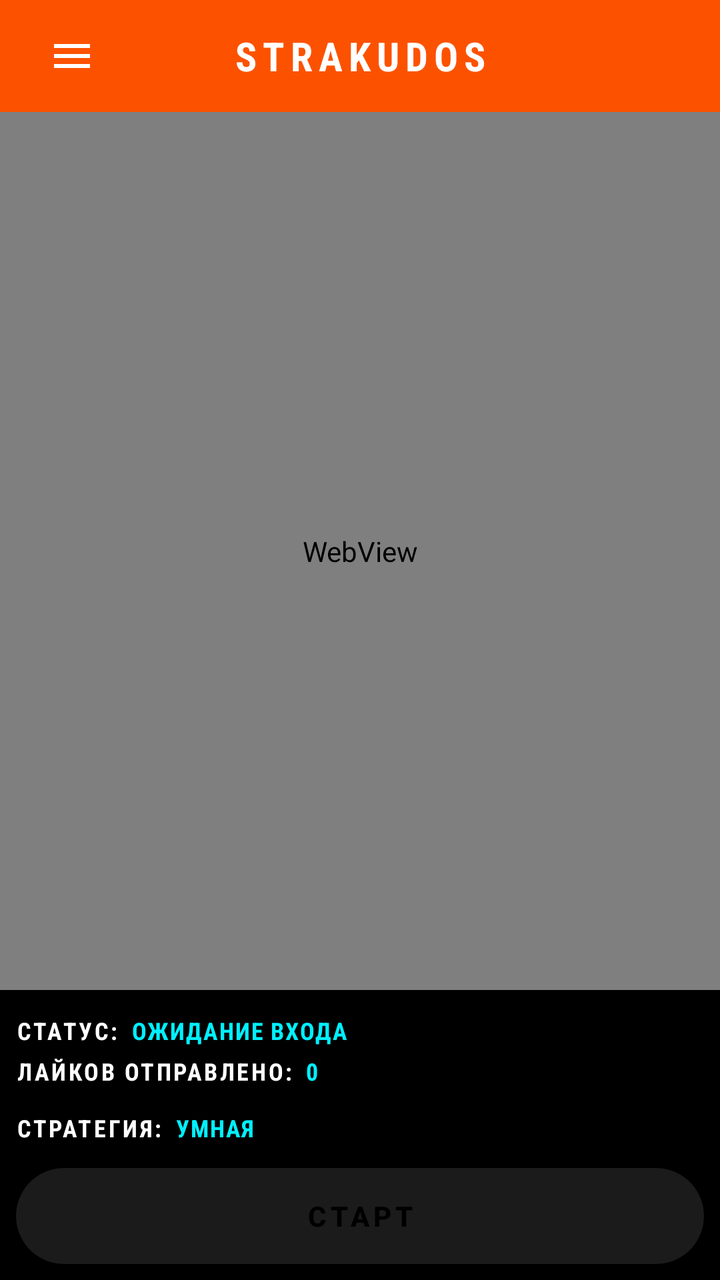
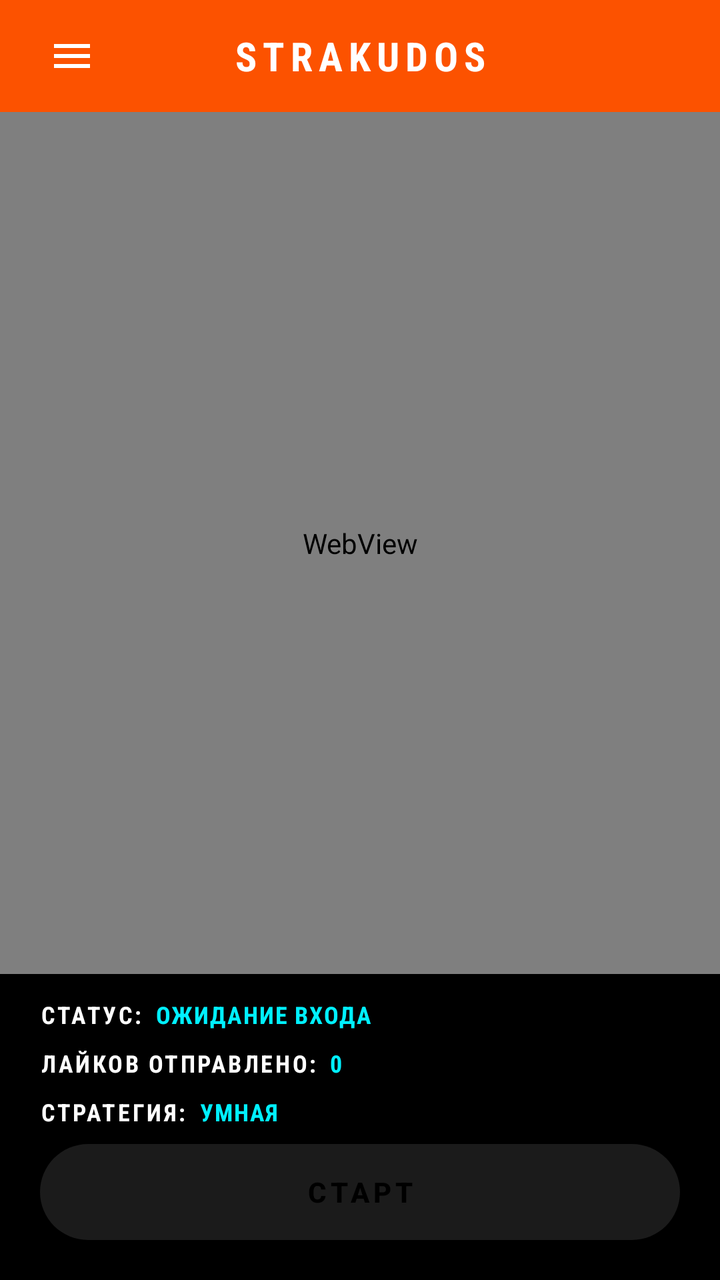

Two renders of the same Android screen: before a commit and after it. Below are the layout's source before the change and the commit's diff.
<!-- AndroidManifest.xml: application theme Theme.StravaKudos -->
<!-- res/layout/activity_main.xml -->
<?xml version="1.0" encoding="utf-8"?>
<androidx.drawerlayout.widget.DrawerLayout
    xmlns:android="http://schemas.android.com/apk/res/android"
    xmlns:app="http://schemas.android.com/apk/res-auto"
    android:id="@+id/drawerLayout"
    android:layout_width="match_parent"
    android:layout_height="match_parent"
    android:background="#000000">

    
    <LinearLayout
        android:layout_width="match_parent"
        android:layout_height="match_parent"
        android:orientation="vertical"
        android:background="#000000">

        
        <LinearLayout
            android:layout_width="match_parent"
            android:layout_height="56dp"
            android:orientation="horizontal"
            android:gravity="center_vertical"
            android:background="#FC5200"
            android:paddingStart="16dp"
            android:paddingEnd="16dp">

            <ImageButton
                android:id="@+id/btnMenu"
                android:layout_width="40dp"
                android:layout_height="40dp"
                android:background="?android:attr/selectableItemBackgroundBorderless"
                android:src="@drawable/ic_menu"
                android:tint="#FFFFFF"
                android:padding="8dp" />

            <TextView
                android:layout_width="0dp"
                android:layout_height="wrap_content"
                android:layout_weight="1"
                android:text="STRAKUDOS"
                android:textColor="#FFFFFF"
                android:textStyle="bold"
                android:textSize="20sp"
                android:gravity="center"
                android:fontFamily="sans-serif-condensed"
                android:letterSpacing="0.15" />

            <View
                android:layout_width="40dp"
                android:layout_height="40dp" />
        </LinearLayout>

        
        <LinearLayout
            android:layout_width="match_parent"
            android:layout_height="0dp"
            android:layout_weight="1"
            android:orientation="vertical">

        
        <FrameLayout
            android:layout_width="match_parent"
            android:layout_height="0dp"
            android:layout_weight="1">

            <android.webkit.WebView
                android:id="@+id/webView"
                android:layout_width="match_parent"
                android:layout_height="match_parent" />

            <View
                android:id="@+id/touchOverlay"
                android:layout_width="match_parent"
                android:layout_height="match_parent"
                android:background="#2200F0FF"
                android:visibility="gone"
                android:clickable="true"
                android:focusable="true" />
        </FrameLayout>

        
        <LinearLayout
            android:layout_width="match_parent"
            android:layout_height="wrap_content"
            android:orientation="vertical"
            android:layout_marginStart="8dp"
            android:layout_marginEnd="8dp"
            android:layout_marginBottom="8dp"
            android:paddingTop="12dp">

            
            <LinearLayout
                android:layout_width="match_parent"
                android:layout_height="wrap_content"
                android:orientation="horizontal"
                android:gravity="center_vertical"
                android:layout_marginBottom="4dp">

                <TextView
                    android:layout_width="wrap_content"
                    android:layout_height="wrap_content"
                    android:text="СТАТУС:"
                    android:textColor="#FFFFFF"
                    android:textStyle="bold"
                    android:fontFamily="sans-serif-condensed"
                    android:textSize="12sp"
                    android:letterSpacing="0.1" />

                <TextView
                    android:id="@+id/tvStatus"
                    android:layout_width="0dp"
                    android:layout_height="wrap_content"
                    android:layout_weight="1"
                    android:layout_marginStart="6dp"
                    android:text="ОЖИДАНИЕ ВХОДА"
                    android:textColor="#00F0FF"
                    android:textStyle="bold"
                    android:fontFamily="sans-serif-condensed"
                    android:textSize="12sp"
                    android:letterSpacing="0.05" />
            </LinearLayout>

            
            <LinearLayout
                android:layout_width="match_parent"
                android:layout_height="wrap_content"
                android:orientation="horizontal"
                android:gravity="center_vertical"
                android:layout_marginBottom="12dp">

                <TextView
                    android:layout_width="wrap_content"
                    android:layout_height="wrap_content"
                    android:text="ЛАЙКОВ ОТПРАВЛЕНО:"
                    android:textColor="#FFFFFF"
                    android:textStyle="bold"
                    android:fontFamily="sans-serif-condensed"
                    android:textSize="12sp"
                    android:letterSpacing="0.1" />

                <TextView
                    android:id="@+id/tvStats"
                    android:layout_width="0dp"
                    android:layout_height="wrap_content"
                    android:layout_weight="1"
                    android:layout_marginStart="6dp"
                    android:text="0"
                    android:textColor="#00F0FF"
                    android:textStyle="bold"
                    android:fontFamily="sans-serif-condensed"
                    android:textSize="12sp"
                    android:letterSpacing="0.05" />
            </LinearLayout>

            
            <LinearLayout
                android:layout_width="match_parent"
                android:layout_height="wrap_content"
                android:orientation="horizontal"
                android:gravity="center_vertical"
                android:layout_marginBottom="12dp">

                <TextView
                    android:layout_width="wrap_content"
                    android:layout_height="wrap_content"
                    android:text="СТРАТЕГИЯ:"
                    android:textColor="#FFFFFF"
                    android:textStyle="bold"
                    android:fontFamily="sans-serif-condensed"
                    android:textSize="12sp"
                    android:letterSpacing="0.1" />

                <TextView
                    android:id="@+id/tvStrategy"
                    android:layout_width="0dp"
                    android:layout_height="wrap_content"
                    android:layout_weight="1"
                    android:layout_marginStart="6dp"
                    android:text="УМНАЯ"
                    android:textColor="#00F0FF"
                    android:textStyle="bold"
                    android:fontFamily="sans-serif-condensed"
                    android:textSize="12sp"
                    android:letterSpacing="0.05" />
            </LinearLayout>

            
            <Button
                android:id="@+id/btnToggle"
                android:layout_width="match_parent"
                android:layout_height="48dp"
                android:background="@drawable/btn_primary_bg"
                android:enabled="false"
                android:alpha="0.4"
                android:text="СТАРТ"
                android:textColor="#000000"
                android:textStyle="bold"
                android:textSize="14sp"
                android:letterSpacing="0.15"
                android:padding="0dp" />
        </LinearLayout>
        </LinearLayout>
    </LinearLayout>

    
    <com.google.android.material.navigation.NavigationView
        android:id="@+id/navigationView"
        android:layout_width="280dp"
        android:layout_height="match_parent"
        android:layout_gravity="start"
        android:background="#0A0A0A"
        app:itemTextColor="#FFFFFF"
        app:itemIconTint="#FFFFFF"
        app:itemTextAppearance="@style/NavMenuText"
        app:headerLayout="@layout/nav_header"
        app:menu="@menu/nav_menu" />

</androidx.drawerlayout.widget.DrawerLayout>
<!-- res/layout/nav_header.xml (included above) -->
<?xml version="1.0" encoding="utf-8"?>
<LinearLayout xmlns:android="http://schemas.android.com/apk/res/android"
    android:layout_width="match_parent"
    android:layout_height="wrap_content"
    android:background="#0A0A0A"
    android:orientation="vertical"
    android:padding="24dp">

    <TextView
        android:layout_width="match_parent"
        android:layout_height="wrap_content"
        android:text="STRAKUDOS"
        android:textColor="#00F0FF"
        android:textStyle="bold"
        android:textSize="24sp"
        android:fontFamily="sans-serif-condensed"
        android:letterSpacing="0.15" />

    <TextView
        android:layout_width="match_parent"
        android:layout_height="wrap_content"
        android:layout_marginTop="4dp"
        android:text="Автоматизация лайков Strava"
        android:textColor="#88FFFFFF"
        android:textSize="12sp"
        android:fontFamily="sans-serif-condensed" />

    <View
        android:layout_width="match_parent"
        android:layout_height="1dp"
        android:layout_marginTop="16dp"
        android:background="#33FFFFFF" />

</LinearLayout>
<!-- resources referenced by this layout -->
<resources>
  <!-- drawable btn_primary_bg (drawable) -->
  <?xml version="1.0" encoding="utf-8"?>
  <selector xmlns:android="http://schemas.android.com/apk/res/android">
      <item android:state_enabled="false">
          <shape android:shape="rectangle">
              <solid android:color="#444444" />
              <corners android:radius="9999dp" />
          </shape>
      </item>
      <item android:state_pressed="true">
          <shape android:shape="rectangle">
              <solid android:color="#00D0E0" /> 
              <corners android:radius="9999dp" />
          </shape>
      </item>
      <item>
          <shape android:shape="rectangle">
              <solid android:color="#FFFFFF" /> 
              <corners android:radius="9999dp" />
              <stroke
                  android:width="1dp"
                  android:color="#00F0FF" /> 
          </shape>
      </item>
  </selector>
  <!-- drawable ic_menu (drawable) -->
  <?xml version="1.0" encoding="utf-8"?>
  <vector xmlns:android="http://schemas.android.com/apk/res/android"
      android:width="24dp"
      android:height="24dp"
      android:viewportWidth="24"
      android:viewportHeight="24">
      <path
          android:fillColor="#FFFFFF"
          android:pathData="M3,18h18v-2L3,16v2zM3,13h18v-2L3,11v2zM3,6v2h18L21,6L3,6z" />
  </vector>
  <style name="NavMenuText" parent="TextAppearance.Material3.BodyLarge">
          <item name="android:textSize">16sp</item>
          <item name="android:textColor">#FFFFFF</item>
      </style>
  <style name="Theme.StravaKudos" parent="Theme.Material3.DayNight.NoActionBar">
          <item name="colorPrimary">#FC5200</item>
          <item name="colorSecondary">#E64A19</item>
          <item name="android:statusBarColor">#FC5200</item>
      </style>
</resources>

<!-- the commit's change to res/layout/activity_main.xml (unified diff, before → after) -->
@@ -86,7 +86,7 @@
             android:layout_marginStart="8dp"
             android:layout_marginEnd="8dp"
             android:layout_marginBottom="8dp"
-            android:paddingTop="12dp">
+            android:padding="12dp">
 
             
             <LinearLayout
@@ -94,7 +94,7 @@
                 android:layout_height="wrap_content"
                 android:orientation="horizontal"
                 android:gravity="center_vertical"
-                android:layout_marginBottom="4dp">
+                android:layout_marginBottom="8dp">
 
                 <TextView
                     android:layout_width="wrap_content"
@@ -126,7 +126,7 @@
                 android:layout_height="wrap_content"
                 android:orientation="horizontal"
                 android:gravity="center_vertical"
-                android:layout_marginBottom="12dp">
+                android:layout_marginBottom="8dp">
 
                 <TextView
                     android:layout_width="wrap_content"
@@ -158,7 +158,7 @@
                 android:layout_height="wrap_content"
                 android:orientation="horizontal"
                 android:gravity="center_vertical"
-                android:layout_marginBottom="12dp">
+                android:layout_marginBottom="8dp">
 
                 <TextView
                     android:layout_width="wrap_content"
